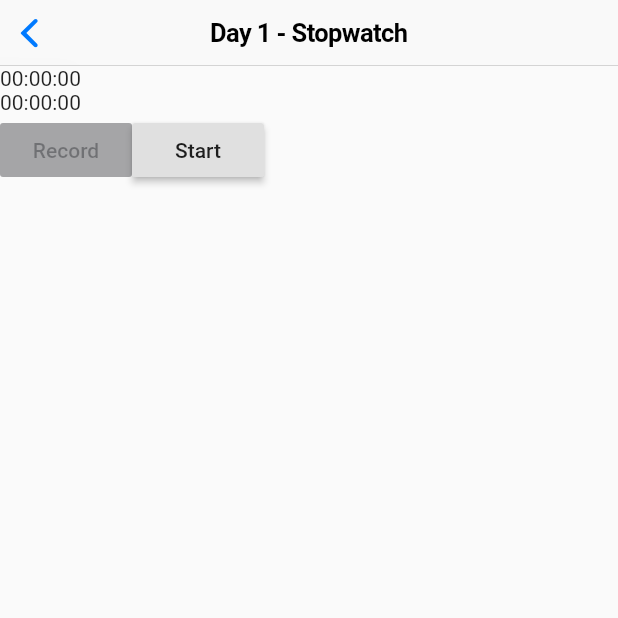
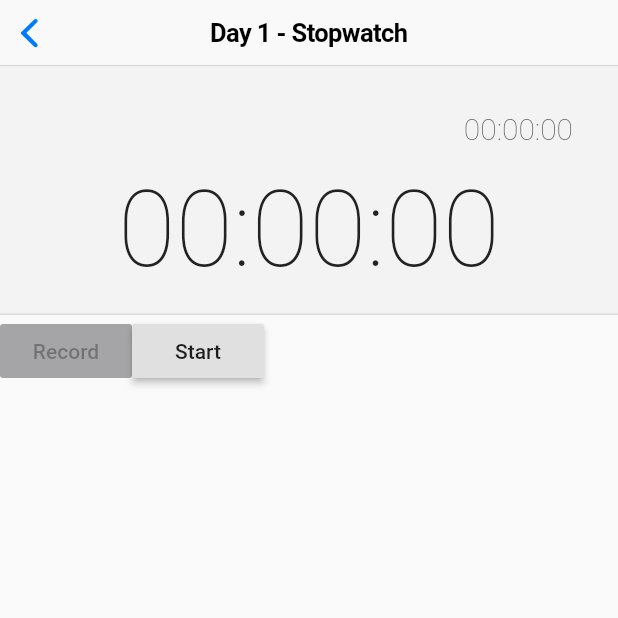
Before and after one commit to karan-rawal/30-days-flutter-challenge, a Flutter app: the Day1 screen opened by its route, on a phone screen of 412 x 824 dp, the top half of it. Run offline on Flutter 3.47's test engine with Material 2 defaults, Android fonts, the phone set to English and light mode, and no system bars; Roboto replaces fonts that are missing (RobotoMono).

Commit message:
Designing the watch face.

```diff
--- a/thirty_days_of_flutter/lib/days/day1/day1.dart
+++ b/thirty_days_of_flutter/lib/days/day1/day1.dart
@@ -109,15 +109,47 @@ class WatchTimers extends StatelessWidget {
     var resetTimeString = formatDuration(resetTimeDiff);
     var currentTimeString = formatDuration(currentTimeDiff);
 
-    return Column(
+    return Container(
+      decoration: BoxDecoration(
+        color: Color(0xFFF3F3F3),
+        border: Border(bottom: BorderSide(color: Color(0xFFDDDDDD)))
+      ),
+      padding: EdgeInsets.only(bottom: 15),
+      child: Column(
         children: <Widget>[
           Row(
-          children: <Widget>[Text(resetTimeString)],
+            mainAxisAlignment: MainAxisAlignment.end,
+            children: <Widget>[
+              Container(
+                  padding: EdgeInsets.only(right: 30, top: 30, bottom: 15),
+                  child: Text(
+                    resetTimeString,
+                    style: TextStyle(
+                        fontSize: 20.0,
+                        fontWeight: FontWeight.w100,
+                        color: Color(0xFF555555),
+                        fontFamily: "RobotoMono"),
+                  ))
+            ],
           ),
           Row(
-          children: <Widget>[Text(currentTimeString)],
+            mainAxisAlignment: MainAxisAlignment.center,
+            mainAxisSize: MainAxisSize.min,
+            crossAxisAlignment: CrossAxisAlignment.end,
+            children: <Widget>[
+              Container(
+                alignment: Alignment.topCenter,
+                child: Text(currentTimeString,
+                    style: const TextStyle(
+                        fontSize: 70.0,
+                        fontWeight: FontWeight.w100,
+                        color: Color(0xFF222222),
+                        fontFamily: "RobotoMono")),
+              )
+            ],
           ),
         ],
+      ),
     );
   }
 }
```
Lines whose indentation alone changed are shown as unchanged.
